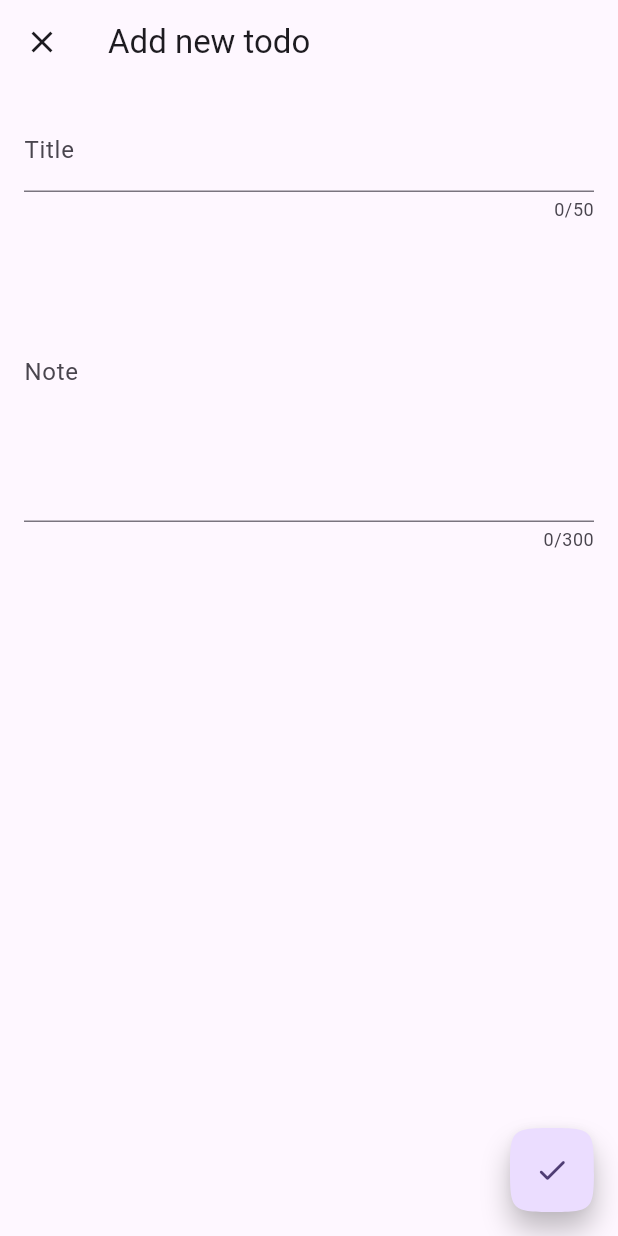
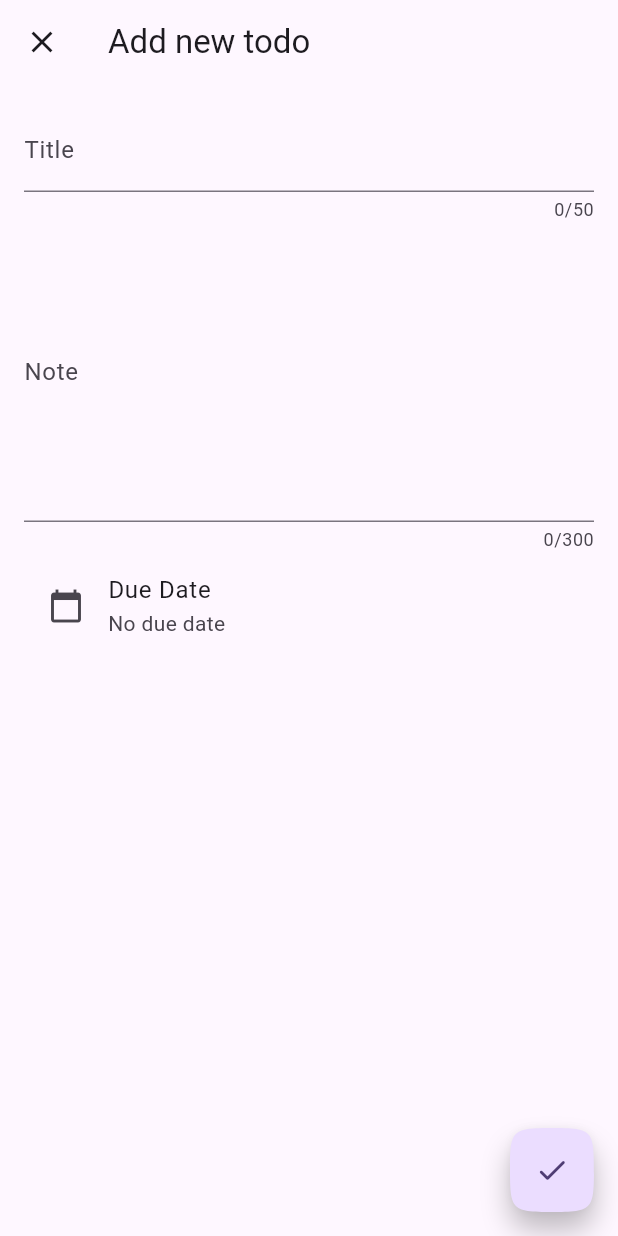
Before and after one commit to manhduydl/flutter_todos_bloc_hive, a Flutter app: the screen it shows after launch, after a tap on the "add" icon, on a phone screen of 412 x 824 dp. Run offline on Flutter 3.47's test engine with Material 3 defaults, Android fonts, the phone set to English and light mode, and no system bars; our stand-ins replace bloc, equatable, flutter_bloc, hive, hive_flutter; accounts and stored records are empty.

Commit message:
Add function select due date

```diff
--- a/lib/edit_todo/bloc/edit_todo_bloc.dart
+++ b/lib/edit_todo/bloc/edit_todo_bloc.dart
@@ -14,14 +14,15 @@ class EditTodoBloc extends Bloc<EditTodoEvent, EditTodoState> {
   })  : _todosApi = todosRepository,
         super(
           EditTodoState(
-            initialTodo: initialTodo,
-            title: initialTodo?.title ?? '',
-            note: initialTodo?.note ?? '',
-          ),
+              initialTodo: initialTodo,
+              title: initialTodo?.title ?? '',
+              note: initialTodo?.note ?? '',
+              dueDate: initialTodo?.dueDate),
         ) {
     on<EditTodoTitleChanged>(_onTitleChanged);
     on<EditTodoDescriptionChanged>(_onDescriptionChanged);
     on<EditTodoSubmitted>(_onSubmitted);
+    on<EditTodoDueDateChanged>(_onDueDateChanged);
   }
 
   final TodosApi _todosApi;
@@ -40,6 +41,13 @@ class EditTodoBloc extends Bloc<EditTodoEvent, EditTodoState> {
     emit(state.copyWith(note: event.description));
   }
 
+  void _onDueDateChanged(
+    EditTodoDueDateChanged event,
+    Emitter<EditTodoState> emit,
+  ) {
+    emit(state.copyWith(dueDate: event.dueDate));
+  }
+
   Future<void> _onSubmitted(
     EditTodoSubmitted event,
     Emitter<EditTodoState> emit,
@@ -48,10 +56,11 @@ class EditTodoBloc extends Bloc<EditTodoEvent, EditTodoState> {
     final todo = (state.initialTodo ?? Task(title: '')).copyWith(
       title: state.title,
       note: state.note,
+      dueDate: state.dueDate,
     );
 
     try {
-      // await _todosApi.saveTodo(todo);
+      await _todosApi.addTask(todo);
       emit(state.copyWith(status: EditTodoStatus.success));
     } catch (e) {
       emit(state.copyWith(status: EditTodoStatus.failure));
--- a/lib/edit_todo/bloc/edit_todo_event.dart
+++ b/lib/edit_todo/bloc/edit_todo_event.dart
@@ -25,6 +25,15 @@ final class EditTodoDescriptionChanged extends EditTodoEvent {
   List<Object> get props => [description];
 }
 
+final class EditTodoDueDateChanged extends EditTodoEvent {
+  const EditTodoDueDateChanged(this.dueDate);
+
+  final DateTime dueDate;
+
+  @override
+  List<Object> get props => [dueDate];
+}
+
 final class EditTodoSubmitted extends EditTodoEvent {
   const EditTodoSubmitted();
 }
--- a/lib/edit_todo/bloc/edit_todo_state.dart
+++ b/lib/edit_todo/bloc/edit_todo_state.dart
@@ -15,12 +15,14 @@ final class EditTodoState extends Equatable {
     this.initialTodo,
     this.title = '',
     this.note = '',
+    this.dueDate,
   });
 
   final EditTodoStatus status;
   final Task? initialTodo;
   final String title;
   final String note;
+  final DateTime? dueDate;
 
   bool get isNewTodo => initialTodo == null;
 
@@ -29,15 +31,17 @@ final class EditTodoState extends Equatable {
     Task? initialTodo,
     String? title,
     String? note,
+    DateTime? dueDate,
   }) {
     return EditTodoState(
       status: status ?? this.status,
       initialTodo: initialTodo ?? this.initialTodo,
       title: title ?? this.title,
       note: note ?? this.note,
+      dueDate: dueDate ?? this.dueDate,
     );
   }
 
   @override
-  List<Object?> get props => [status, initialTodo, title, note];
+  List<Object?> get props => [status, initialTodo, title, note, dueDate];
 }
--- a/lib/edit_todo/edit_todo_page.dart
+++ b/lib/edit_todo/edit_todo_page.dart
@@ -5,12 +5,13 @@ import 'package:flutter_bloc/flutter_bloc.dart';
 import 'package:flutter_todos_bloc_hive/services/todos_api.dart';
 
 import '../models/task.dart';
+import '../utils/date_util.dart';
 import 'bloc/edit_todo_bloc.dart';
 
 class EditTodoPage extends StatelessWidget {
   const EditTodoPage({super.key});
 
-  static Route<void> route({Task? initialTodo}) {
+  static Route<bool> route({Task? initialTodo}) {
     return MaterialPageRoute(
       fullscreenDialog: true,
       builder: (context) => BlocProvider(
@@ -29,7 +30,7 @@ class EditTodoPage extends StatelessWidget {
       listenWhen: (previous, current) =>
           previous.status != current.status &&
           current.status == EditTodoStatus.success,
-      listener: (context, state) => Navigator.of(context).pop(),
+      listener: (context, state) => Navigator.of(context).pop(true),
       child: const EditTodoView(),
     );
   }
@@ -67,11 +68,49 @@ class EditTodoView extends StatelessWidget {
           child: Padding(
             padding: EdgeInsets.all(16),
             child: Column(
-              children: [_TitleField(), _DescriptionField()],
+              children: [
+                _TitleField(),
+                _DescriptionField(),
+                _DueDateSelection()
+              ],
             ),
           ),
         ),
       ),
+    );
+  }
+}
+
+class _DueDateSelection extends StatelessWidget {
+  const _DueDateSelection({super.key});
+
+  _selectDate(BuildContext context) async {
+    final DateTime? picked = await showDatePicker(
+      context: context,
+      initialDate: DateTime.now(),
+      firstDate: DateTime(2000),
+      lastDate: DateTime(2030),
+    );
+    if (picked != null) {
+      if (context.mounted) {
+        context.read<EditTodoBloc>().add(EditTodoDueDateChanged(picked));
+      }
+    }
+  }
+
+  @override
+  Widget build(BuildContext context) {
+    return BlocBuilder<EditTodoBloc, EditTodoState>(
+      builder: (context, state) {
+        return ListTile(
+          leading: Icon(Icons.calendar_today),
+          title: Text("Due Date"),
+          subtitle: Text(showDate(state.dueDate)),
+          onTap: () {
+            _selectDate(context);
+          },
+        );
+      },
     );
   }
 }
--- a/lib/models/task.dart
+++ b/lib/models/task.dart
@@ -1,10 +1,11 @@
+import 'package:equatable/equatable.dart';
 import 'package:hive/hive.dart';
 import 'package:uuid/uuid.dart';
 
 part 'task.g.dart';
 
 @HiveType(typeId: 0)
-class Task extends HiveObject {
+class Task extends Equatable {
   @HiveField(0)
   final String id;
   @HiveField(1)
@@ -40,4 +41,8 @@ class Task extends HiveObject {
       isCompleted: isCompleted ?? this.isCompleted,
     );
   }
+
+  @override
+  // TODO: implement props
+  List<Object?> get props => [id, title, note, dueDate, isCompleted];
 }
--- a/lib/todos/todos_page.dart
+++ b/lib/todos/todos_page.dart
@@ -82,11 +82,14 @@ class TodosView extends StatelessWidget {
       ),
       floatingActionButton: FloatingActionButton(
         shape: const CircleBorder(),
-        onPressed: () => {
-          print("Add todo"),
-          Navigator.of(context).push(
-            EditTodoPage.route(initialTodo: null),
-          ),
+        onPressed: () async {
+          final bool? result =
+              await Navigator.of(context).push<bool>(EditTodoPage.route());
+          if (result == true) {
+            if (context.mounted) {
+              context.read<TodosBloc>().add(LoadTodosEvent());
+            }
+          }
         },
         child: const Icon(Icons.add),
       ),
--- a/lib/todos/widgets/todo_list_tile.dart
+++ b/lib/todos/widgets/todo_list_tile.dart
@@ -1,5 +1,7 @@
 import 'package:flutter/material.dart';
 import 'package:flutter_todos_bloc_hive/models/task.dart';
+
+import '../../utils/date_util.dart';
 
 class TodoListTile extends StatelessWidget {
   const TodoListTile({
@@ -47,7 +49,7 @@ class TodoListTile extends StatelessWidget {
                 ),
         ),
         subtitle: Text(
-          task.note,
+          showDate(task.dueDate),
           maxLines: 1,
           overflow: TextOverflow.ellipsis,
         ),
--- /dev/null
+++ b/lib/utils/date_util.dart
@@ -0,0 +1,9 @@
+import 'package:intl/intl.dart';
+
+/// Show Selected Date As String Format
+String showDate(DateTime? date) {
+  if (date == null) {
+    return "No due date";
+  }
+  return DateFormat.yMMMEd().format(date).toString();
+}
--- a/pubspec.yaml
+++ b/pubspec.yaml
@@ -37,6 +37,8 @@ dependencies:
   hive_flutter: any
 
   uuid: any
+
+  intl: ^0.20.2
 
   flutter:
     sdk: flutter
```
Also changed, not shown: pubspec.lock.
